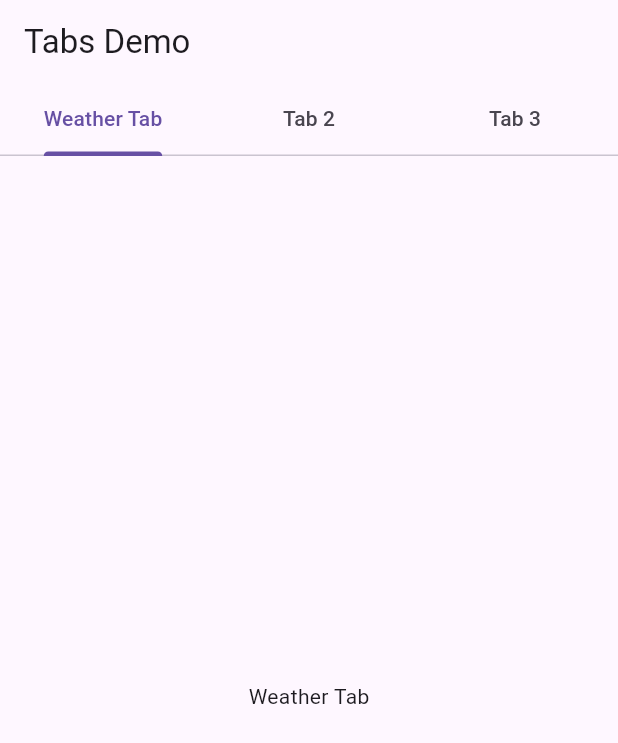
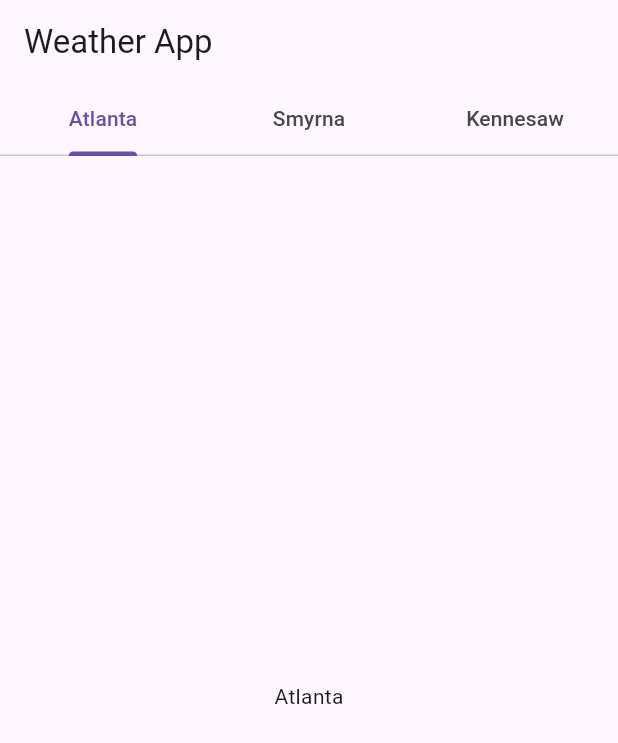
Before and after one commit to Jrollins13/simple-weather, a Flutter app: the screen it shows after launch, on a phone screen of 412 x 824 dp. Shown: the top 743 px of the screen. Run offline on Flutter 3.47's test engine with Material 3 defaults, Android fonts, the phone set to English and light mode, and no system bars.

Commit message:
Renamed app title and renamed tabs with cities

```diff
--- a/lib/main.dart
+++ b/lib/main.dart
@@ -61,13 +61,13 @@ class __TabsNonScrollableDemoState extends State<_TabsNonScrollableDemo>
   @override
   Widget build(BuildContext context) {
 // For the ToDo task hint: consider defining the widget and name of the tabs here
-    final tabs = ['Weather Tab', 'Tab 2', 'Tab 3'];
+    final tabs = ['Atlanta', 'Smyrna', 'Kennesaw'];
 
     return Scaffold(
       appBar: AppBar(
         automaticallyImplyLeading: false,
         title: Text(
-          'Tabs Demo',
+          'Weather App',
         ),
         bottom: TabBar(
           controller: _tabController,
```
